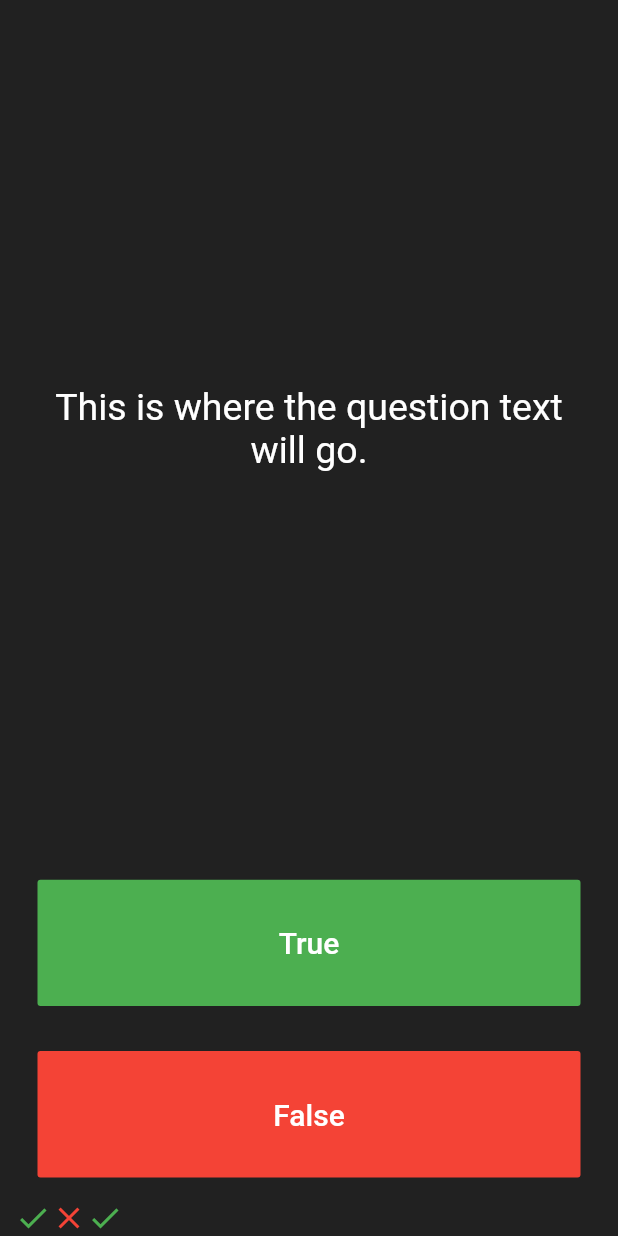
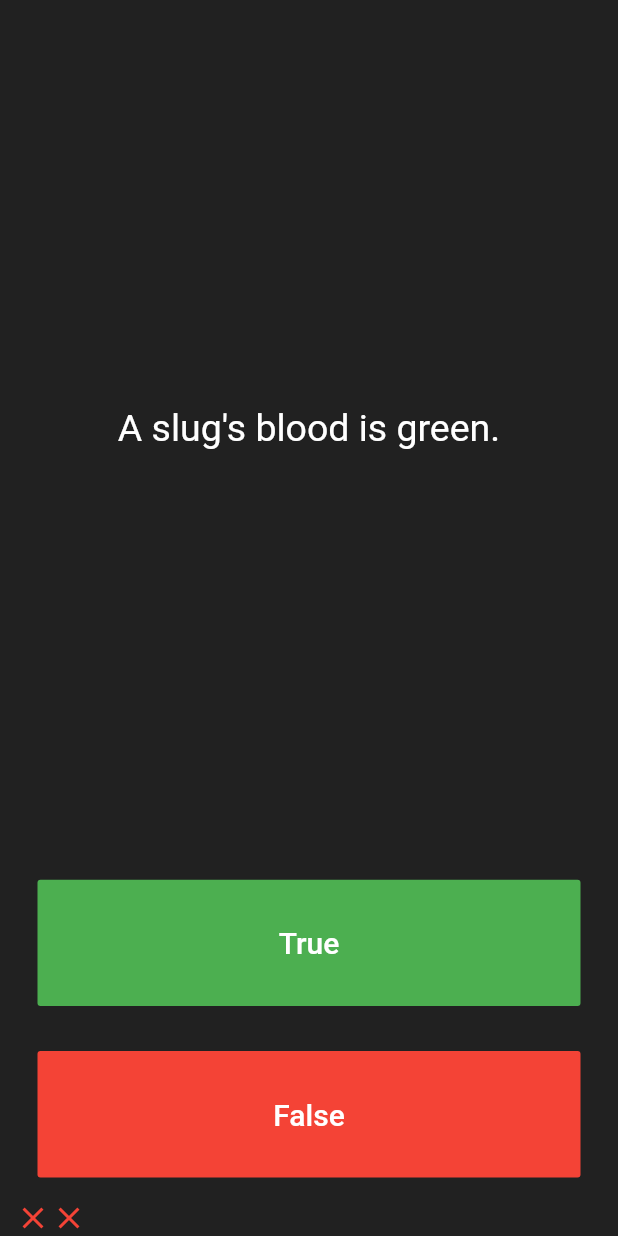
Before and after one commit to vineal/quizzler-flutter, a Flutter app: the screen it shows after launch, after a tap on "True", after a tap on "False", on a phone screen of 412 x 824 dp. Run offline on Flutter 3.47's test engine with Material 2 defaults, Android fonts, the phone set to English and light mode, and no system bars.

Commit message:
Added model class

```diff
--- a/lib/main.dart
+++ b/lib/main.dart
@@ -1,4 +1,6 @@
 import 'package:flutter/material.dart';
+import 'package:quizzler/question.dart';
+import 'question.dart';
 
 void main() => runApp(Quizzler());
 
@@ -25,16 +27,16 @@ class QuizPage extends StatefulWidget {
 }
 
 class _QuizPageState extends State<QuizPage> {
-  List<Icon> scoreKeeper = [
-    Icon(
-      Icons.check,
-      color: Colors.green,
-    ),
-    Icon(
-      Icons.close,
-      color: Colors.red,
-    )
+  List<Icon> scoreKeeper = [];
+  List<Question> questions = [
+    Question(q: 'You can lead a cow down stairs but not up stairs.', a: false),
+    Question(
+        q: 'Approximately one quarter of human bones are in the feet.',
+        a: true),
+    Question(q: 'A slug\'s blood is green.', a: true)
   ];
+  int questionNumber = 0;
+
   @override
   Widget build(BuildContext context) {
     return Column(
@@ -47,7 +49,7 @@ class _QuizPageState extends State<QuizPage> {
             padding: EdgeInsets.all(10.0),
             child: Center(
               child: Text(
-                'This is where the question text will go.',
+                questions[questionNumber].questionText,
                 textAlign: TextAlign.center,
                 style: TextStyle(
                   fontSize: 25.0,
@@ -71,13 +73,25 @@ class _QuizPageState extends State<QuizPage> {
                 ),
               ),
               onPressed: () {
+                print('questions.length:${questions.length}');
+                print('questionNumber:$questionNumber');
+                setState(() {
+                  if (questions[questionNumber].questionAnswer == true) {
+                    scoreKeeper.add(Icon(
+                      Icons.check,
+                      color: Colors.green,
+                    ));
+                  } else {
+                    scoreKeeper.add(Icon(
+                      Icons.close,
+                      color: Colors.red,
+                    ));
+                  }
+                  if (questionNumber < questions.length - 1)
+                    questionNumber++;
+                  else {}
+                });
                 //The user picked true.
-                setState(() {
-                  scoreKeeper.add(Icon(
-                    Icons.check,
-                    color: Colors.green,
-                  ));
-                });
               },
             ),
           ),
@@ -95,6 +109,22 @@ class _QuizPageState extends State<QuizPage> {
                 ),
               ),
               onPressed: () {
+                setState(() {
+                  if (questions[questionNumber].questionAnswer == false) {
+                    scoreKeeper.add(Icon(
+                      Icons.check,
+                      color: Colors.green,
+                    ));
+                  } else {
+                    scoreKeeper.add(Icon(
+                      Icons.close,
+                      color: Colors.red,
+                    ));
+                  }
+                  if (questionNumber < questions.length - 1)
+                    questionNumber++;
+                  else {}
+                });
                 //The user picked false.
               },
             ),
--- /dev/null
+++ b/lib/question.dart
@@ -0,0 +1,8 @@
+class Question {
+  String questionText;
+  bool questionAnswer;
+  Question({String q, bool a}) {
+    questionText = q;
+    questionAnswer = a;
+  }
+}
```
